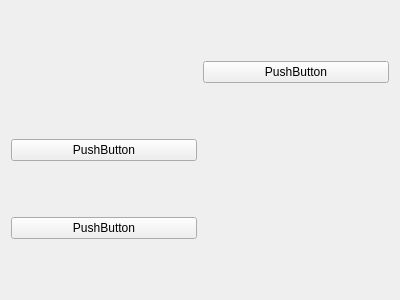
First picture: the form in Nayda/gamerwidget.ui, repository dsbabkov/Nayda, before the edit.
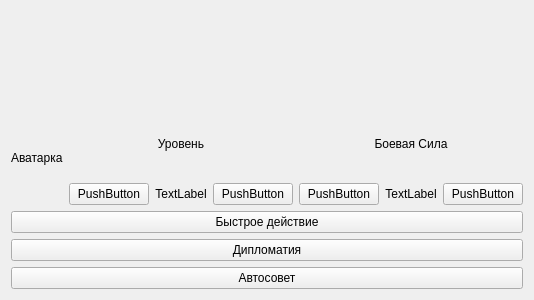
Second picture: the form after the edit.

Commit message: Gamer Field Created (Widget)

What changed in the file:
```diff
--- a/Nayda/gamerwidget.ui
+++ b/Nayda/gamerwidget.ui
@@ -14,26 +14,128 @@
    <string>Form</string>
   </property>
   <layout class="QGridLayout" name="gridLayout">
-   <item row="0" column="1">
-    <widget class="QPushButton" name="pushButton_3">
+   <item row="0" column="0">
+    <layout class="QVBoxLayout" name="verticalLayout">
+     <item>
+      <widget class="QWidget" name="widget" native="true"/>
+     </item>
+     <item>
+      <layout class="QHBoxLayout" name="horizontalLayout">
+       <item>
+        <widget class="QLabel" name="label">
      <property name="text">
-      <string>PushButton</string>
+          <string>Аватарка</string>
      </property>
     </widget>
    </item>
-   <item row="1" column="0">
+       <item>
+        <layout class="QVBoxLayout" name="verticalLayout_3">
+         <item>
+          <widget class="QLabel" name="label_2">
+           <property name="text">
+            <string>Уровень</string>
+           </property>
+           <property name="alignment">
+            <set>Qt::AlignCenter</set>
+           </property>
+          </widget>
+         </item>
+         <item>
+          <layout class="QHBoxLayout" name="horizontalLayout_2">
+           <item>
     <widget class="QPushButton" name="pushButton">
      <property name="text">
       <string>PushButton</string>
      </property>
     </widget>
    </item>
-   <item row="2" column="0">
+           <item>
+            <widget class="QLabel" name="label_4">
+             <property name="text">
+              <string>TextLabel</string>
+             </property>
+             <property name="alignment">
+              <set>Qt::AlignCenter</set>
+             </property>
+            </widget>
+           </item>
+           <item>
     <widget class="QPushButton" name="pushButton_2">
      <property name="text">
       <string>PushButton</string>
      </property>
     </widget>
+           </item>
+          </layout>
+         </item>
+        </layout>
+       </item>
+       <item>
+        <layout class="QVBoxLayout" name="verticalLayout_2">
+         <item>
+          <widget class="QLabel" name="label_3">
+           <property name="text">
+            <string>Боевая Сила</string>
+           </property>
+           <property name="alignment">
+            <set>Qt::AlignCenter</set>
+           </property>
+          </widget>
+         </item>
+         <item>
+          <layout class="QHBoxLayout" name="horizontalLayout_3">
+           <item>
+            <widget class="QPushButton" name="pushButton_3">
+             <property name="text">
+              <string>PushButton</string>
+             </property>
+            </widget>
+           </item>
+           <item>
+            <widget class="QLabel" name="label_5">
+             <property name="text">
+              <string>TextLabel</string>
+             </property>
+             <property name="alignment">
+              <set>Qt::AlignCenter</set>
+             </property>
+            </widget>
+           </item>
+           <item>
+            <widget class="QPushButton" name="pushButton_4">
+             <property name="text">
+              <string>PushButton</string>
+             </property>
+            </widget>
+           </item>
+          </layout>
+         </item>
+        </layout>
+       </item>
+      </layout>
+     </item>
+     <item>
+      <widget class="QPushButton" name="btn_fast_action">
+       <property name="text">
+        <string>Быстрое действие</string>
+       </property>
+      </widget>
+     </item>
+     <item>
+      <widget class="QPushButton" name="btn_diplomacy">
+       <property name="text">
+        <string>Дипломатия</string>
+       </property>
+      </widget>
+     </item>
+     <item>
+      <widget class="QPushButton" name="btn_auto_advice">
+       <property name="text">
+        <string>Автосовет</string>
+       </property>
+      </widget>
+     </item>
+    </layout>
    </item>
   </layout>
  </widget>
```
Lines whose indentation alone changed are shown as unchanged. The commit also changes 1 other file.
